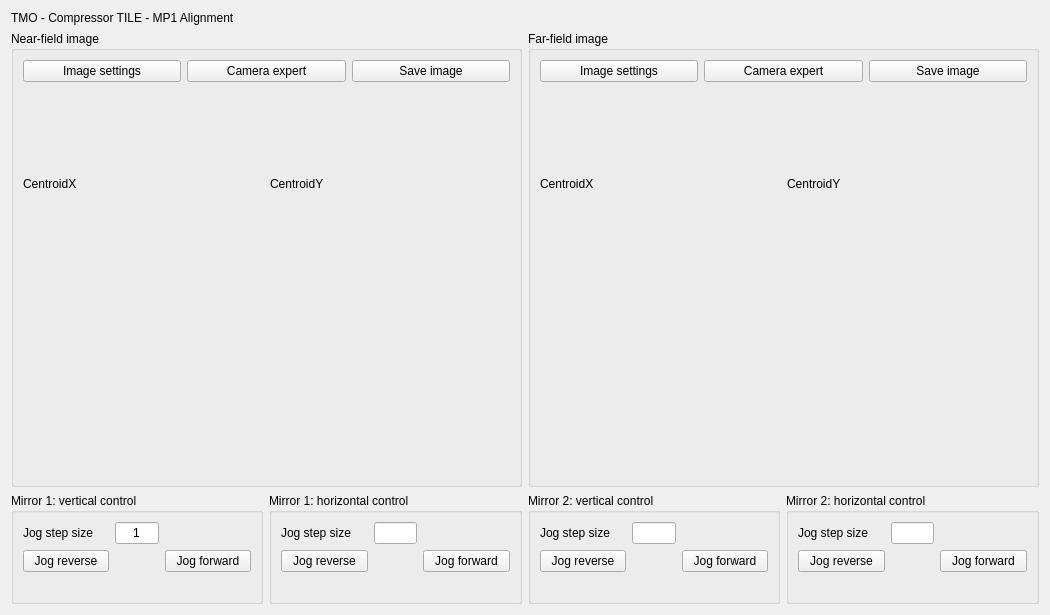
First picture: the form in mods_ui/untitled.ui, repository ebramyoussef/mods-ui, before the edit.
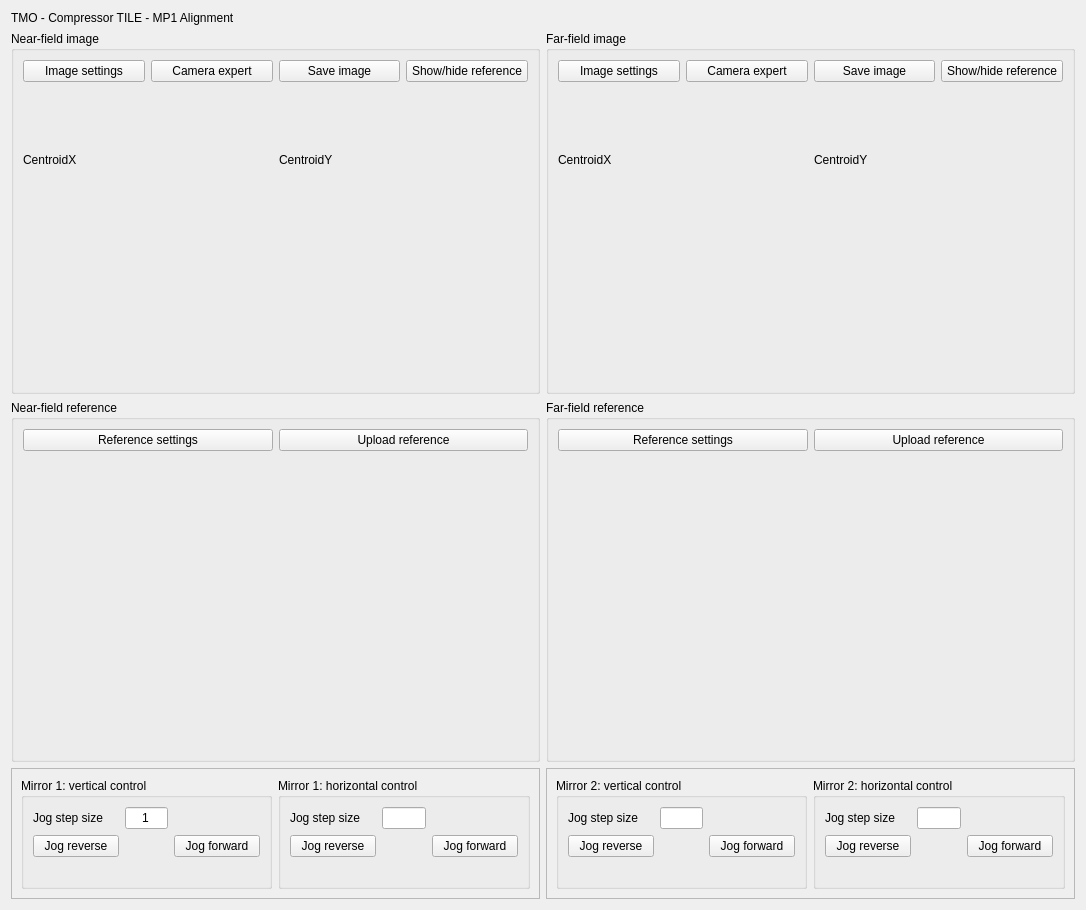
Second picture: the form after the edit. Custom widgets are drawn as their Qt base class.

```diff
--- a/mods_ui/untitled.ui
+++ b/mods_ui/untitled.ui
@@ -6,8 +6,8 @@
    <rect>
     <x>0</x>
     <y>0</y>
-    <width>1050</width>
-    <height>615</height>
+    <width>1086</width>
+    <height>910</height>
    </rect>
   </property>
   <property name="windowTitle">
@@ -26,9 +26,292 @@
    </item>
    <item>
     <layout class="QGridLayout" name="gridLayout" rowstretch="1,0">
-     <item row="1" column="0">
-      <layout class="QGridLayout" name="gridLayout_4">
        <item row="0" column="0">
+      <layout class="QVBoxLayout" name="verticalLayout_2" stretch="0,0">
+       <item>
+        <widget class="QGroupBox" name="NFImageGroupBox">
+         <property name="title">
+          <string>Near-field image</string>
+         </property>
+         <layout class="QVBoxLayout" name="verticalLayout_8">
+          <item>
+           <layout class="QHBoxLayout" name="horizontalLayout_7">
+            <item>
+             <widget class="QPushButton" name="NFImageSettingsPushButton">
+              <property name="text">
+               <string>Image settings</string>
+              </property>
+             </widget>
+            </item>
+            <item>
+             <widget class="TyphosRelatedSuiteButton" name="TyphosRelatedSuiteButton">
+              <property name="toolTip">
+               <string/>
+              </property>
+              <property name="text">
+               <string>Camera expert</string>
+              </property>
+              <property name="happi_names" stdset="0">
+               <stringlist>
+                <string>lm1k4_com_dp1_tf1_nf1</string>
+               </stringlist>
+              </property>
+             </widget>
+            </item>
+            <item>
+             <widget class="QPushButton" name="NFSavePushButton">
+              <property name="text">
+               <string>Save image</string>
+              </property>
+             </widget>
+            </item>
+            <item>
+             <widget class="QPushButton" name="NFShowRefPushButton">
+              <property name="text">
+               <string>Show/hide reference</string>
+              </property>
+             </widget>
+            </item>
+           </layout>
+          </item>
+          <item>
+           <layout class="QHBoxLayout" name="horizontalLayout_4">
+            <item>
+             <widget class="QLabel" name="label_4">
+              <property name="text">
+               <string>CentroidX</string>
+              </property>
+             </widget>
+            </item>
+            <item>
+             <widget class="PyDMLabel" name="NFCXLabel">
+              <property name="toolTip">
+               <string/>
+              </property>
+             </widget>
+            </item>
+            <item>
+             <widget class="QLabel" name="label_5">
+              <property name="text">
+               <string>CentroidY</string>
+              </property>
+             </widget>
+            </item>
+            <item>
+             <widget class="PyDMLabel" name="NFCYLabel">
+              <property name="toolTip">
+               <string/>
+              </property>
+             </widget>
+            </item>
+           </layout>
+          </item>
+          <item>
+           <widget class="PyDMImageView" name="NFImageView">
+            <property name="toolTip">
+             <string/>
+            </property>
+            <property name="colorMap" stdset="0">
+             <enum>PyDMImageView::Jet</enum>
+            </property>
+            <property name="readingOrder" stdset="0">
+             <enum>PyDMImageView::Clike</enum>
+            </property>
+           </widget>
+          </item>
+         </layout>
+        </widget>
+       </item>
+       <item>
+        <widget class="QGroupBox" name="NFRefGroupBox">
+         <property name="title">
+          <string>Near-field reference</string>
+         </property>
+         <layout class="QVBoxLayout" name="verticalLayout_10" stretch="0,0">
+          <item>
+           <layout class="QHBoxLayout" name="horizontalLayout_11">
+            <item>
+             <widget class="QPushButton" name="NFRefSettingsPushButton">
+              <property name="text">
+               <string>Reference settings</string>
+              </property>
+             </widget>
+            </item>
+            <item>
+             <widget class="QPushButton" name="NFUploadRefPushButton">
+              <property name="text">
+               <string>Upload reference</string>
+              </property>
+             </widget>
+            </item>
+           </layout>
+          </item>
+          <item>
+           <widget class="PyDMImageView" name="PyDMImageView">
+            <property name="toolTip">
+             <string/>
+            </property>
+            <property name="colorMap" stdset="0">
+             <enum>PyDMImageView::Jet</enum>
+            </property>
+            <property name="readingOrder" stdset="0">
+             <enum>PyDMImageView::Clike</enum>
+            </property>
+           </widget>
+          </item>
+         </layout>
+        </widget>
+       </item>
+      </layout>
+     </item>
+     <item row="0" column="1">
+      <layout class="QVBoxLayout" name="verticalLayout_3" stretch="0,0">
+       <item>
+        <widget class="QGroupBox" name="FFImageGroupBox">
+         <property name="title">
+          <string>Far-field image</string>
+         </property>
+         <layout class="QVBoxLayout" name="verticalLayout_9">
+          <item>
+           <layout class="QHBoxLayout" name="horizontalLayout_8">
+            <item>
+             <widget class="QPushButton" name="FFImageSettingsPushButton">
+              <property name="text">
+               <string>Image settings</string>
+              </property>
+             </widget>
+            </item>
+            <item>
+             <widget class="TyphosRelatedSuiteButton" name="TyphosRelatedSuiteButton_2">
+              <property name="toolTip">
+               <string/>
+              </property>
+              <property name="text">
+               <string>Camera expert</string>
+              </property>
+              <property name="happi_names" stdset="0">
+               <stringlist>
+                <string>lm1k4_com_dp1_tf1_nf1</string>
+               </stringlist>
+              </property>
+             </widget>
+            </item>
+            <item>
+             <widget class="QPushButton" name="FFSavePushButton">
+              <property name="text">
+               <string>Save image</string>
+              </property>
+             </widget>
+            </item>
+            <item>
+             <widget class="QPushButton" name="FFShowRefPushButton">
+              <property name="text">
+               <string>Show/hide reference</string>
+              </property>
+             </widget>
+            </item>
+           </layout>
+          </item>
+          <item>
+           <layout class="QHBoxLayout" name="horizontalLayout_5">
+            <item>
+             <widget class="QLabel" name="label_8">
+              <property name="text">
+               <string>CentroidX</string>
+              </property>
+             </widget>
+            </item>
+            <item>
+             <widget class="PyDMLabel" name="FFCXLabel">
+              <property name="toolTip">
+               <string/>
+              </property>
+             </widget>
+            </item>
+            <item>
+             <widget class="QLabel" name="label_11">
+              <property name="text">
+               <string>CentroidY</string>
+              </property>
+             </widget>
+            </item>
+            <item>
+             <widget class="PyDMLabel" name="FFCYLabel">
+              <property name="toolTip">
+               <string/>
+              </property>
+             </widget>
+            </item>
+           </layout>
+          </item>
+          <item>
+           <widget class="PyDMImageView" name="FFImageView">
+            <property name="toolTip">
+             <string/>
+            </property>
+            <property name="colorMap" stdset="0">
+             <enum>PyDMImageView::Jet</enum>
+            </property>
+            <property name="readingOrder" stdset="0">
+             <enum>PyDMImageView::Clike</enum>
+            </property>
+           </widget>
+          </item>
+         </layout>
+        </widget>
+       </item>
+       <item>
+        <widget class="QGroupBox" name="FFRefGroupBox">
+         <property name="title">
+          <string>Far-field reference</string>
+         </property>
+         <layout class="QVBoxLayout" name="verticalLayout_11" stretch="0,0">
+          <item>
+           <layout class="QHBoxLayout" name="horizontalLayout_12">
+            <item>
+             <widget class="QPushButton" name="FFRefSettingsPushButton">
+              <property name="text">
+               <string>Reference settings</string>
+              </property>
+             </widget>
+            </item>
+            <item>
+             <widget class="QPushButton" name="FFUploadRefPushButton">
+              <property name="text">
+               <string>Upload reference</string>
+              </property>
+             </widget>
+            </item>
+           </layout>
+          </item>
+          <item>
+           <widget class="PyDMImageView" name="PyDMImageView_2">
+            <property name="toolTip">
+             <string/>
+            </property>
+            <property name="colorMap" stdset="0">
+             <enum>PyDMImageView::Jet</enum>
+            </property>
+            <property name="readingOrder" stdset="0">
+             <enum>PyDMImageView::Clike</enum>
+            </property>
+           </widget>
+          </item>
+         </layout>
+        </widget>
+       </item>
+      </layout>
+     </item>
+     <item row="1" column="0">
+      <widget class="QFrame" name="M1Frame">
+       <property name="frameShape">
+        <enum>QFrame::StyledPanel</enum>
+       </property>
+       <property name="frameShadow">
+        <enum>QFrame::Raised</enum>
+       </property>
+       <layout class="QHBoxLayout" name="horizontalLayout_9">
+        <item>
         <widget class="QGroupBox" name="M1VGroupBox">
          <property name="title">
           <string>Mirror 1: vertical control</string>
@@ -341,7 +624,7 @@
          </layout>
         </widget>
        </item>
-       <item row="0" column="1">
+        <item>
         <widget class="QGroupBox" name="M1HGroupBox">
          <property name="title">
           <string>Mirror 1: horizontal control</string>
@@ -652,10 +935,18 @@
         </widget>
        </item>
       </layout>
+      </widget>
      </item>
      <item row="1" column="1">
-      <layout class="QGridLayout" name="gridLayout_5" rowstretch="0" columnstretch="0,0">
-       <item row="0" column="0">
+      <widget class="QFrame" name="M2Frame">
+       <property name="frameShape">
+        <enum>QFrame::StyledPanel</enum>
+       </property>
+       <property name="frameShadow">
+        <enum>QFrame::Raised</enum>
+       </property>
+       <layout class="QHBoxLayout" name="horizontalLayout_10">
+        <item>
         <widget class="QGroupBox" name="M2VGroupBox">
          <property name="title">
           <string>Mirror 2: vertical control</string>
@@ -965,7 +1256,7 @@
          </layout>
         </widget>
        </item>
-       <item row="0" column="1">
+        <item>
         <widget class="QGroupBox" name="M2HGroupBox">
          <property name="title">
           <string>Mirror 2: horizontal control</string>
@@ -1276,188 +1567,7 @@
         </widget>
        </item>
       </layout>
-     </item>
-     <item row="0" column="0">
-      <layout class="QVBoxLayout" name="verticalLayout_2" stretch="0">
-       <item>
-        <widget class="QGroupBox" name="NFImageGroupBox">
-         <property name="title">
-          <string>Near-field image</string>
-         </property>
-         <layout class="QVBoxLayout" name="verticalLayout_8">
-          <item>
-           <layout class="QHBoxLayout" name="horizontalLayout_7">
-            <item>
-             <widget class="QPushButton" name="NFImageSettingsPushButton">
-              <property name="text">
-               <string>Image settings</string>
-              </property>
-             </widget>
-            </item>
-            <item>
-             <widget class="TyphosRelatedSuiteButton" name="TyphosRelatedSuiteButton">
-              <property name="toolTip">
-               <string/>
-              </property>
-              <property name="text">
-               <string>Camera expert</string>
-              </property>
-              <property name="happi_names" stdset="0">
-               <stringlist>
-                <string>lm1k4_com_dp1_tf1_nf1</string>
-               </stringlist>
-              </property>
-             </widget>
-            </item>
-            <item>
-             <widget class="QPushButton" name="NFSavePushButton">
-              <property name="text">
-               <string>Save image</string>
-              </property>
-             </widget>
-            </item>
-           </layout>
-          </item>
-          <item>
-           <layout class="QHBoxLayout" name="horizontalLayout_4">
-            <item>
-             <widget class="QLabel" name="label_4">
-              <property name="text">
-               <string>CentroidX</string>
-              </property>
-             </widget>
-            </item>
-            <item>
-             <widget class="PyDMLabel" name="NFCXLabel">
-              <property name="toolTip">
-               <string/>
-              </property>
-             </widget>
-            </item>
-            <item>
-             <widget class="QLabel" name="label_5">
-              <property name="text">
-               <string>CentroidY</string>
-              </property>
-             </widget>
-            </item>
-            <item>
-             <widget class="PyDMLabel" name="NFCYLabel">
-              <property name="toolTip">
-               <string/>
-              </property>
-             </widget>
-            </item>
-           </layout>
-          </item>
-          <item>
-           <widget class="PyDMImageView" name="NFImageView">
-            <property name="toolTip">
-             <string/>
-            </property>
-            <property name="colorMap" stdset="0">
-             <enum>PyDMImageView::Jet</enum>
-            </property>
-            <property name="readingOrder" stdset="0">
-             <enum>PyDMImageView::Clike</enum>
-            </property>
-           </widget>
-          </item>
-         </layout>
-        </widget>
-       </item>
-      </layout>
-     </item>
-     <item row="0" column="1">
-      <layout class="QVBoxLayout" name="verticalLayout_3" stretch="0">
-       <item>
-        <widget class="QGroupBox" name="FFImageGroupBox">
-         <property name="title">
-          <string>Far-field image</string>
-         </property>
-         <layout class="QVBoxLayout" name="verticalLayout_9">
-          <item>
-           <layout class="QHBoxLayout" name="horizontalLayout_8">
-            <item>
-             <widget class="QPushButton" name="FFImageSettingsPushButton">
-              <property name="text">
-               <string>Image settings</string>
-              </property>
-             </widget>
-            </item>
-            <item>
-             <widget class="TyphosRelatedSuiteButton" name="TyphosRelatedSuiteButton_2">
-              <property name="toolTip">
-               <string/>
-              </property>
-              <property name="text">
-               <string>Camera expert</string>
-              </property>
-              <property name="happi_names" stdset="0">
-               <stringlist>
-                <string>lm1k4_com_dp1_tf1_nf1</string>
-               </stringlist>
-              </property>
-             </widget>
-            </item>
-            <item>
-             <widget class="QPushButton" name="FFSavePushButton">
-              <property name="text">
-               <string>Save image</string>
-              </property>
-             </widget>
-            </item>
-           </layout>
-          </item>
-          <item>
-           <layout class="QHBoxLayout" name="horizontalLayout_5">
-            <item>
-             <widget class="QLabel" name="label_8">
-              <property name="text">
-               <string>CentroidX</string>
-              </property>
-             </widget>
-            </item>
-            <item>
-             <widget class="PyDMLabel" name="FFCXLabel">
-              <property name="toolTip">
-               <string/>
-              </property>
-             </widget>
-            </item>
-            <item>
-             <widget class="QLabel" name="label_11">
-              <property name="text">
-               <string>CentroidY</string>
-              </property>
-             </widget>
-            </item>
-            <item>
-             <widget class="PyDMLabel" name="FFCYLabel">
-              <property name="toolTip">
-               <string/>
-              </property>
-             </widget>
-            </item>
-           </layout>
-          </item>
-          <item>
-           <widget class="PyDMImageView" name="FFImageView">
-            <property name="toolTip">
-             <string/>
-            </property>
-            <property name="colorMap" stdset="0">
-             <enum>PyDMImageView::Jet</enum>
-            </property>
-            <property name="readingOrder" stdset="0">
-             <enum>PyDMImageView::Clike</enum>
-            </property>
-           </widget>
-          </item>
-         </layout>
-        </widget>
-       </item>
-      </layout>
+      </widget>
      </item>
     </layout>
    </item>
```
Lines whose indentation alone changed are shown as unchanged.
